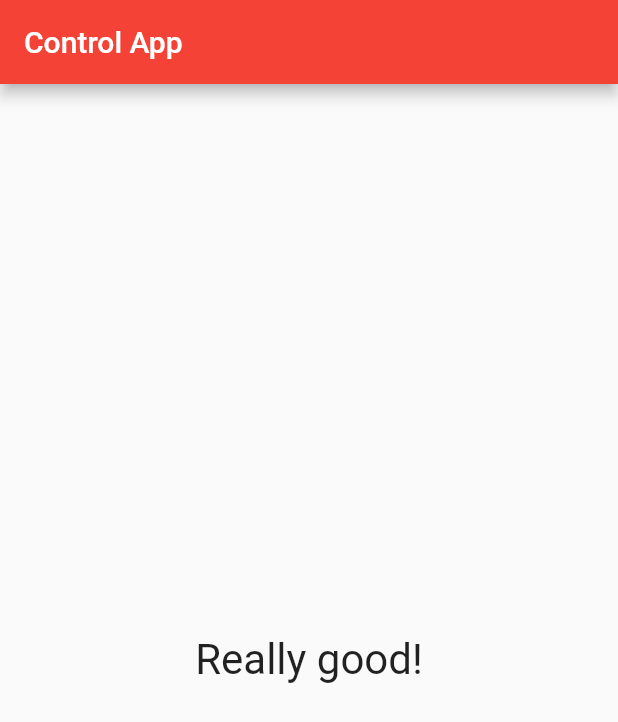
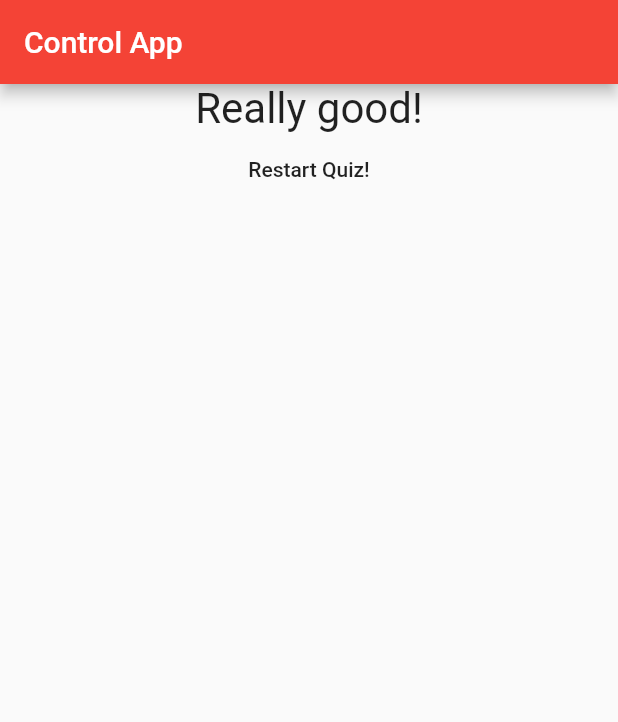
Before and after one commit to JMarinez/control_app, a Flutter app: the screen it shows after launch, after a tap on "Sunny", after a tap on "OK", after a tap on "Horrible", on a phone screen of 412 x 824 dp. Shown: the top 722 px of the screen. Run offline on Flutter 3.47's test engine with Material 2 defaults, Android fonts, the phone set to English and light mode, and no system bars.

Commit message:
[ADD] Reset button on Result

```diff
--- a/lib/main.dart
+++ b/lib/main.dart
@@ -76,6 +76,13 @@ class _MyAppState extends State<MyApp> {
   var _currentQuestion = 0;
   var _totalScore = 0;
 
+  void _resetQuiz() {
+    setState(() {
+     _currentQuestion = 0;
+     _totalScore = 0;
+    });
+  }
+
   void _answerQuestion(int score) {
 
     _totalScore += score;
@@ -99,7 +106,7 @@ class _MyAppState extends State<MyApp> {
                 currentQuestion: _currentQuestion,
                 questions: _questions,
               )
-            : Result(_totalScore),
+            : Result(finalScore: _totalScore, resetHandler: _resetQuiz),
       ),
     );
   }
--- a/lib/result.dart
+++ b/lib/result.dart
@@ -3,27 +3,38 @@ import 'package:flutter/material.dart';
 class Result extends StatelessWidget {
 
   final int finalScore;
+  final Function resetHandler;
 
-  Result(this.finalScore);
+  Result({this.finalScore, this.resetHandler});
+
+  String get resultPhrase {
+    var resultText = "Really good!";
+
+    if (finalScore > 0 && finalScore <= 5) {
+      resultText = "Not good!";
+    } else if (finalScore > 5 && finalScore <= 10) {
+      resultText = "Moderate!";
+    }
+
+    return resultText;
+  }
 
   @override
   Widget build(BuildContext context) {
     return Center(
-      child: finalScore > 0 && finalScore <= 5 ? Text(
-        "Not good!",
-        style: TextStyle(
-          fontSize: 28,
-        ),
-      ) : finalScore > 5 && finalScore <= 10 ? Text(
-        "Moderate!",
-        style: TextStyle(
-          fontSize: 28,
-        ),
-      ) : Text(
-        "Really good!",
-        style: TextStyle(
-          fontSize: 28,
-        ),
+      child: Column(
+        children: <Widget>[
+          Text(
+            resultPhrase,
+            style: TextStyle(
+              fontSize: 28,
+            ),
+          ),
+          FlatButton(
+            child: Text("Restart Quiz!"),
+            onPressed: resetHandler,
+          ),
+        ],
       ),
     );
   }
```
